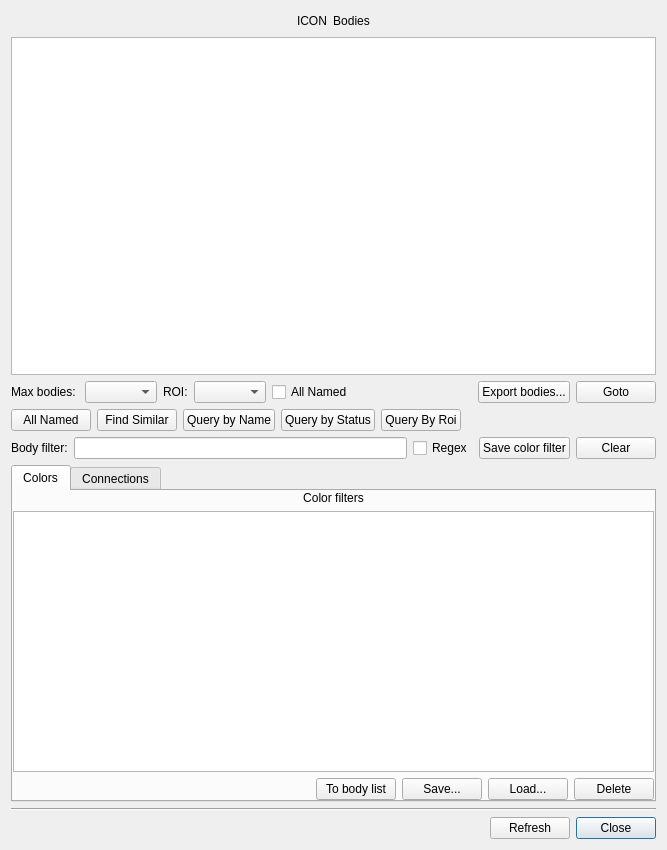
Old version of the form neurolabi/gui/dialogs/flyembodyinfodialog.ui in the repository janelia-flyem/NeuTu.
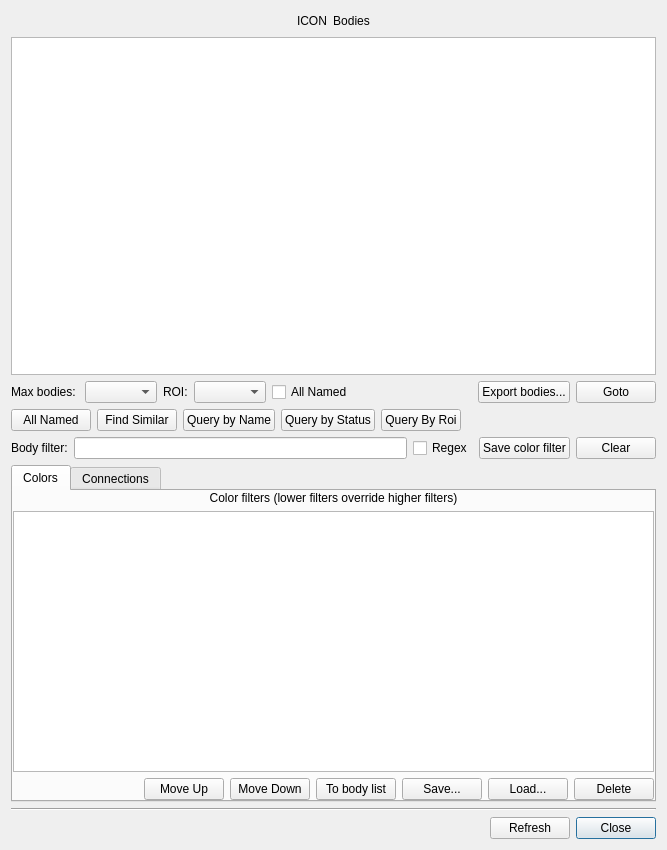
New version of the form. The open tabs and pages were chosen to show the change.

Commit message: added move up/down buttons for color filters in body info dialog

Patch:
```diff
--- a/neurolabi/gui/dialogs/flyembodyinfodialog.ui
+++ b/neurolabi/gui/dialogs/flyembodyinfodialog.ui
@@ -269,7 +269,7 @@
        <item>
         <widget class="QLabel" name="label_2">
          <property name="text">
-          <string>Color filters</string>
+          <string>Color filters (lower filters override higher filters)</string>
          </property>
          <property name="alignment">
           <set>Qt::AlignCenter</set>
@@ -322,6 +322,20 @@
            </property>
           </spacer>
          </item>
+         <item>
+          <widget class="QPushButton" name="moveUpButton">
+           <property name="text">
+            <string>Move Up</string>
+           </property>
+          </widget>
+         </item>
+         <item>
+          <widget class="QPushButton" name="moveDownButton">
+           <property name="text">
+            <string>Move Down</string>
+           </property>
+          </widget>
+         </item>
          <item>
           <widget class="QPushButton" name="toBodyListButton">
            <property name="text">
```
The commit also changes 2 other files.
